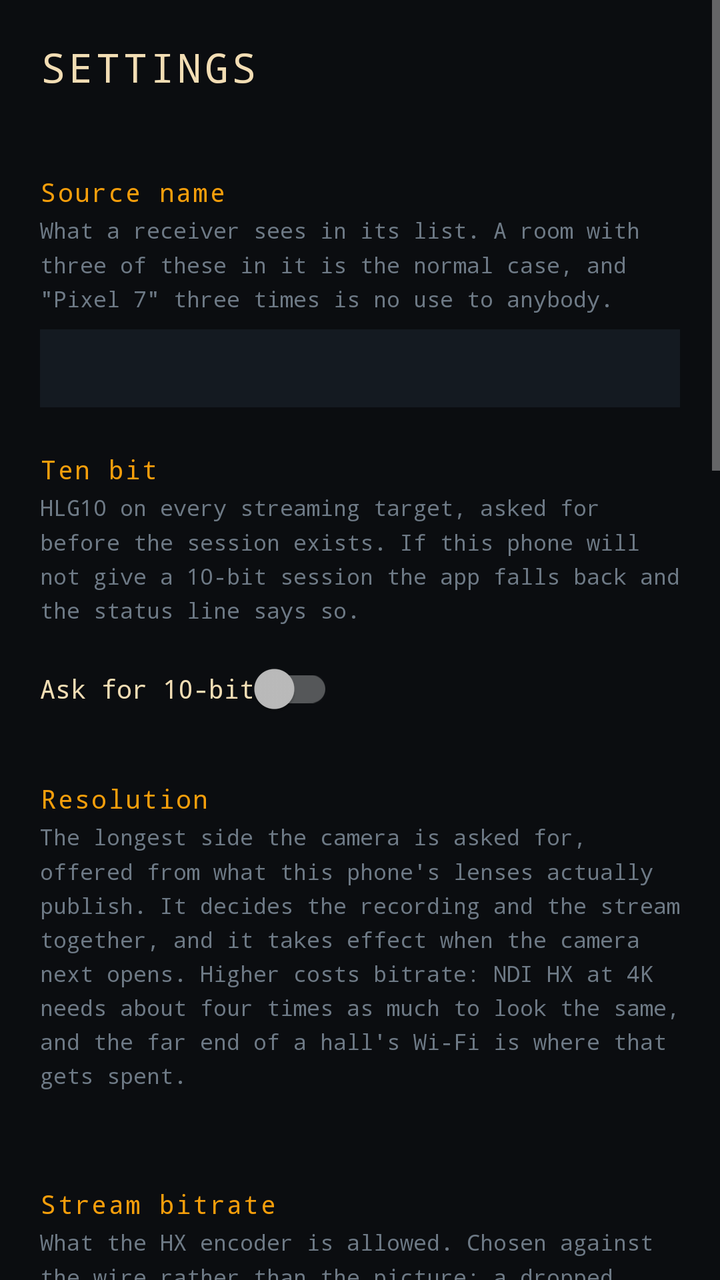
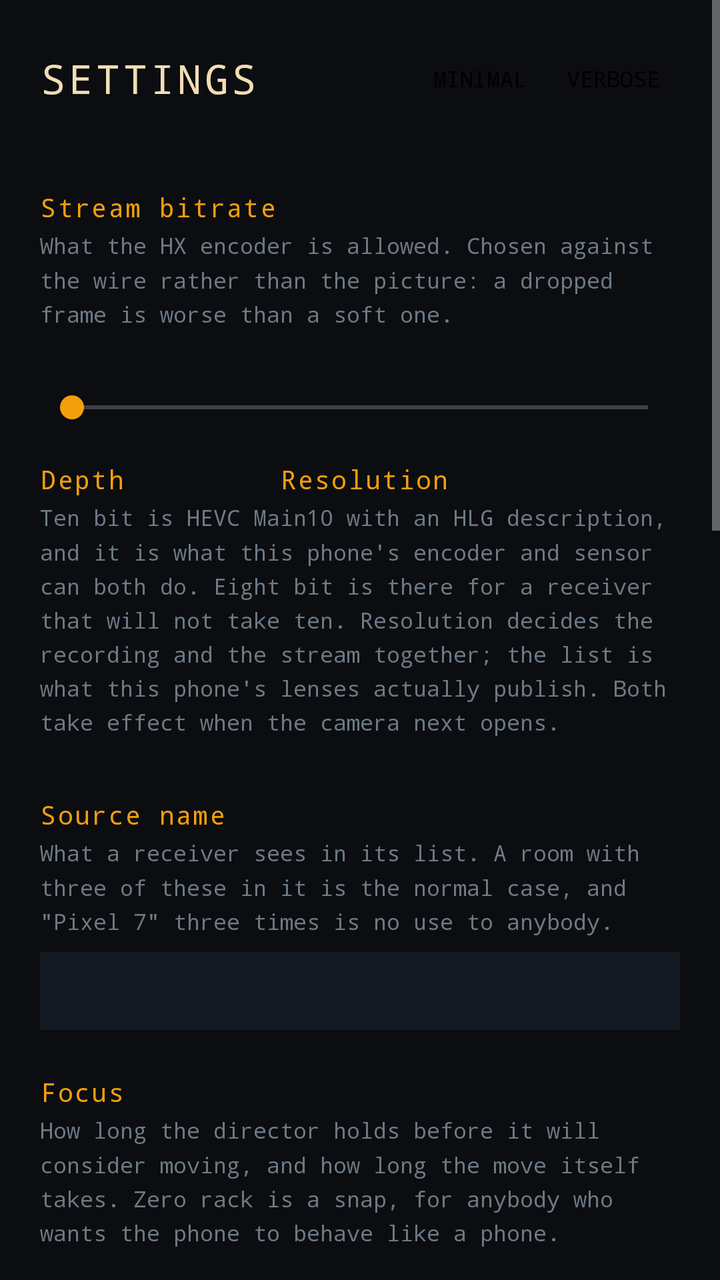

Compare the two renders of this Android layout. The source of the first and the diff that turns it into the second are given below.
<!-- AndroidManifest.xml: application theme Theme.MantraNdi -->
<!-- res/layout/activity_settings.xml -->
<?xml version="1.0" encoding="utf-8"?>
<ScrollView xmlns:android="http://schemas.android.com/apk/res/android"
    android:layout_width="match_parent"
    android:layout_height="match_parent"
    android:background="@color/ink"
    android:fitsSystemWindows="true"
    android:clipToPadding="false"
    android:fillViewport="true">

    <LinearLayout
        android:layout_width="match_parent"
        android:layout_height="wrap_content"
        android:orientation="vertical"
        android:padding="20dp">

        <TextView
            android:layout_width="match_parent"
            android:layout_height="wrap_content"
            android:text="@string/settings"
            android:textColor="@color/sand"
            android:textSize="20sp"
            android:fontFamily="monospace"
            android:letterSpacing="0.08"
            android:paddingBottom="18dp" />

        
        <TextView style="@style/MantraLabel" android:text="@string/source_name" />
        <TextView style="@style/MantraHint" android:text="@string/source_name_hint" />
        <EditText
            android:id="@+id/sourceName"
            android:layout_width="match_parent"
            android:layout_height="wrap_content"
            android:inputType="text"
            android:maxLines="1"
            android:textColor="@color/sand"
            android:textColorHint="@color/quiet"
            android:fontFamily="monospace"
            android:textSize="14sp"
            android:autofillHints="name"
            android:background="@color/surface"
            android:padding="10dp" />

        
        <TextView style="@style/MantraLabel" android:text="@string/ten_bit" />
        <TextView style="@style/MantraHint" android:text="@string/ten_bit_hint" />
        
        <androidx.appcompat.widget.SwitchCompat
            android:id="@+id/tenBit"
            android:layout_width="wrap_content"
            android:layout_height="wrap_content"
            android:text="@string/ten_bit_switch"
            android:textColor="@color/sand"
            android:fontFamily="monospace"
            android:textSize="13sp"
            android:showText="false"
            android:textOn="@string/on"
            android:textOff="@string/off" />

        
        <TextView style="@style/MantraLabel" android:text="@string/resolution" />
        <TextView style="@style/MantraHint" android:text="@string/resolution_hint" />
        <RadioGroup
            android:id="@+id/resolution"
            android:layout_width="match_parent"
            android:layout_height="wrap_content"
            android:orientation="horizontal"
            android:layout_marginBottom="18dp" />

        <TextView style="@style/MantraLabel" android:text="@string/bitrate" />
        <TextView style="@style/MantraHint" android:text="@string/bitrate_hint" />
        <TextView
            android:id="@+id/bitRateValue"
            style="@style/MantraValue" />
        <SeekBar
            android:id="@+id/bitRate"
            android:layout_width="match_parent"
            android:layout_height="wrap_content"
            android:max="48" />

        
        <TextView style="@style/MantraLabel" android:text="@string/focus" />
        <TextView style="@style/MantraHint" android:text="@string/focus_hint" />
        <TextView android:id="@+id/holdValue" style="@style/MantraValue" />
        <SeekBar
            android:id="@+id/hold"
            android:layout_width="match_parent"
            android:layout_height="wrap_content"
            android:max="100" />
        <TextView android:id="@+id/rackValue" style="@style/MantraValue" />
        <SeekBar
            android:id="@+id/rack"
            android:layout_width="match_parent"
            android:layout_height="wrap_content"
            android:max="100" />

        
        <TextView style="@style/MantraLabel" android:text="@string/peaking" />
        <TextView style="@style/MantraHint" android:text="@string/peaking_hint" />
        <TextView android:id="@+id/peakValue" style="@style/MantraValue" />
        <SeekBar
            android:id="@+id/peak"
            android:layout_width="match_parent"
            android:layout_height="wrap_content"
            android:max="100" />
        <RadioGroup
            android:id="@+id/peakColour"
            android:layout_width="match_parent"
            android:layout_height="wrap_content"
            android:orientation="horizontal"
            android:paddingTop="6dp" />

        
        <TextView style="@style/MantraLabel" android:text="@string/usb" />
        <TextView style="@style/MantraHint" android:text="@string/usb_hint" />
        <TextView
            android:id="@+id/usbState"
            style="@style/MantraValue"
            android:lineSpacingMultiplier="1.35"
            android:paddingBottom="8dp" />
        <Button
            android:id="@+id/usbSettings"
            style="@style/MantraKey"
            android:layout_width="match_parent"
            android:text="@string/usb_open" />
        <TextView style="@style/MantraHint" android:text="@string/usb_webcam" />

        
        <TextView style="@style/MantraLabel" android:text="@string/trace" />
        <TextView style="@style/MantraHint" android:text="@string/trace_hint" />
        <Button
            android:id="@+id/exportTrace"
            style="@style/MantraKey"
            android:layout_width="match_parent"
            android:text="@string/export_trace" />

        
        <View
            android:layout_width="match_parent"
            android:layout_height="1dp"
            android:layout_marginTop="24dp"
            android:layout_marginBottom="14dp"
            android:background="@color/slate" />

        <TextView
            android:id="@+id/about"
            android:layout_width="match_parent"
            android:layout_height="wrap_content"
            android:fontFamily="monospace"
            android:textSize="11sp"
            android:lineSpacingMultiplier="1.35"
            android:textColor="@color/quiet"
            android:text="@string/ndi_mark" />

        <TextView
            android:id="@+id/version"
            android:layout_width="match_parent"
            android:layout_height="wrap_content"
            android:fontFamily="monospace"
            android:textSize="11sp"
            android:paddingTop="8dp"
            android:paddingBottom="20dp"
            android:textColor="@color/quiet" />
    </LinearLayout>
</ScrollView>
<!-- resources referenced by this layout -->
<resources>
  <color name="ink">#0B0D10</color>
  <color name="quiet">#6E7A86</color>
  <color name="sand">#F2DDB4</color>
  <color name="slate">#23303D</color>
  <color name="surface">#141A21</color>
  <string name="bitrate">Stream bitrate</string>
  <string name="bitrate_hint">What the HX encoder is allowed. Chosen against the wire rather than the picture: a dropped frame is worse than a soft one.</string>
  <string name="export_trace">Export the trace to Downloads</string>
  <string name="focus">Focus</string>
  <string name="focus_hint">How long the director holds before it will consider moving, and how long the move itself takes. Zero rack is a snap, for anybody who wants the phone to behave like a phone.</string>
  <string name="ndi_mark">Powered by NDI®  ·  ndi.video  ·  a registered trademark of Vizrt NDI AB</string>
  <string name="off">off</string>
  <string name="on">on</string>
  <string name="peaking">Peaking</string>
  <string name="peaking_hint">How faint an edge still counts, and what colour to mark it. Monitor only; none of it reaches the stream.</string>
  <string name="resolution">Resolution</string>
  <string name="resolution_hint">The longest side the camera is asked for, offered from what this phone\'s lenses actually publish. It decides the recording and the stream together, and it takes effect when the camera next opens. Higher costs bitrate: NDI HX at 4K needs about four times as much to look the same, and the far end of a hall\'s Wi-Fi is where that gets spent.</string>
  <string name="settings">SETTINGS</string>
  <string name="source_name">Source name</string>
  <string name="source_name_hint">What a receiver sees in its list. A room with three of these in it is the normal case, and \"Pixel 7\" three times is no use to anybody.</string>
  <string name="ten_bit">Ten bit</string>
  <string name="ten_bit_hint">HLG10 on every streaming target, asked for before the session exists. If this phone will not give a 10-bit session the app falls back and the status line says so.</string>
  <string name="ten_bit_switch">Ask for 10-bit</string>
  <string name="trace">The trace</string>
  <string name="trace_hint">Every step, every control change and every refusal, written as it happens. This is the only instrument that reaches a phone with no cable attached.</string>
  <string name="usb">Streaming down the cable</string>
  <string name="usb_hint">Turn USB tethering on and the phone becomes a network interface on the computer — a private link at USB speed, with none of a hall\'s Wi-Fi in the way. Full NDI at 1080p is about 125 Mbit/s, which a cable carries without noticing and a shared access point does not.</string>
  <string name="usb_open">Open the phone\'s tethering settings</string>
  <string name="usb_webcam">This app cannot be the phone\'s \"Webcam\" USB option, and no third-party app can be: that is a system app, and presenting the phone as a UVC camera needs a privileged permission with no public API behind it. It would also be a step down — UVC is 1080p30 of 8-bit YUV, and this app already makes 10-bit HEVC. The cable is worth having for its bandwidth, not for its protocol.</string>
  <style name="MantraValue">
          <item name="android:layout_width">match_parent</item>
          <item name="android:layout_height">wrap_content</item>
          <item name="android:paddingTop">6dp</item>
          <item name="android:textColor">@color/sand</item>
          <item name="android:fontFamily">monospace</item>
          <item name="android:textSize">12sp</item>
      </style>
  <style name="Theme.MantraNdi" parent="Theme.MaterialComponents.NoActionBar">
          <item name="colorPrimary">@color/amber</item>
          <item name="colorAccent">@color/amber</item>
          <item name="android:windowBackground">@color/ink</item>
      </style>
  <color name="amber">#F59E0B</color>
  <!-- unchanged entries left out for length: 3 -->
</resources>

<!-- the commit's change to res/layout/activity_settings.xml (unified diff, before → after) -->
@@ -13,19 +13,112 @@
         android:orientation="vertical"
         android:padding="20dp">
 
-        <TextView
-            android:layout_width="match_parent"
-            android:layout_height="wrap_content"
-            android:text="@string/settings"
-            android:textColor="@color/sand"
-            android:textSize="20sp"
-            android:fontFamily="monospace"
-            android:letterSpacing="0.08"
-            android:paddingBottom="18dp" />
+        
+        <LinearLayout
+            android:layout_width="match_parent"
+            android:layout_height="wrap_content"
+            android:orientation="horizontal"
+            android:gravity="center_vertical"
+            android:paddingBottom="14dp">
+
+            <TextView
+                android:layout_width="0dp"
+                android:layout_height="wrap_content"
+                android:layout_weight="1"
+                android:text="@string/settings"
+                android:textColor="@color/sand"
+                android:textSize="20sp"
+                android:fontFamily="monospace"
+                android:letterSpacing="0.08" />
+
+            <Button
+                android:id="@+id/minimal"
+                style="?android:attr/borderlessButtonStyle"
+                android:layout_width="wrap_content"
+                android:layout_height="wrap_content"
+                android:minWidth="0dp"
+                android:minHeight="0dp"
+                android:paddingStart="10dp"
+                android:paddingEnd="10dp"
+                android:paddingTop="6dp"
+                android:paddingBottom="6dp"
+                android:text="@string/minimal"
+                android:textSize="11sp"
+                android:fontFamily="monospace" />
+
+            <Button
+                android:id="@+id/verbose"
+                style="?android:attr/borderlessButtonStyle"
+                android:layout_width="wrap_content"
+                android:layout_height="wrap_content"
+                android:minWidth="0dp"
+                android:minHeight="0dp"
+                android:paddingStart="10dp"
+                android:paddingEnd="10dp"
+                android:paddingTop="6dp"
+                android:paddingBottom="6dp"
+                android:text="@string/verbose"
+                android:textSize="11sp"
+                android:fontFamily="monospace" />
+        </LinearLayout>
+
+        
+        <TextView style="@style/MantraLabel" android:text="@string/bitrate" />
+        <TextView android:tag="hint" style="@style/MantraHint" android:text="@string/bitrate_hint" />
+        <TextView
+            android:id="@+id/bitRateValue"
+            style="@style/MantraValue" />
+        <SeekBar
+            android:id="@+id/bitRate"
+            android:layout_width="match_parent"
+            android:layout_height="wrap_content"
+            android:max="48" />
+
+        
+        <LinearLayout
+            android:layout_width="match_parent"
+            android:layout_height="wrap_content"
+            android:orientation="horizontal"
+            android:baselineAligned="false"
+            android:paddingTop="18dp">
+
+            <LinearLayout
+                android:layout_width="0dp"
+                android:layout_height="wrap_content"
+                android:layout_weight="3"
+                android:orientation="vertical">
+                <TextView style="@style/MantraLabel"
+                    android:paddingTop="0dp"
+                    android:text="@string/depth" />
+                <RadioGroup
+                    android:id="@+id/depth"
+                    android:layout_width="wrap_content"
+                    android:layout_height="wrap_content"
+                    android:orientation="horizontal" />
+            </LinearLayout>
+
+            <LinearLayout
+                android:layout_width="0dp"
+                android:layout_height="wrap_content"
+                android:layout_weight="5"
+                android:orientation="vertical">
+                <TextView style="@style/MantraLabel"
+                    android:paddingTop="0dp"
+                    android:text="@string/resolution" />
+                <RadioGroup
+                    android:id="@+id/resolution"
+                    android:layout_width="wrap_content"
+                    android:layout_height="wrap_content"
+                    android:orientation="horizontal" />
+            </LinearLayout>
+        </LinearLayout>
+
+        <TextView android:tag="hint" style="@style/MantraHint"
+            android:text="@string/depth_hint" />
 
         
         <TextView style="@style/MantraLabel" android:text="@string/source_name" />
-        <TextView style="@style/MantraHint" android:text="@string/source_name_hint" />
+        <TextView android:tag="hint" style="@style/MantraHint" android:text="@string/source_name_hint" />
         <EditText
             android:id="@+id/sourceName"
             android:layout_width="match_parent"
@@ -40,46 +133,14 @@
             android:background="@color/surface"
             android:padding="10dp" />
 
-        
-        <TextView style="@style/MantraLabel" android:text="@string/ten_bit" />
-        <TextView style="@style/MantraHint" android:text="@string/ten_bit_hint" />
-        
-        <androidx.appcompat.widget.SwitchCompat
-            android:id="@+id/tenBit"
-            android:layout_width="wrap_content"
-            android:layout_height="wrap_content"
-            android:text="@string/ten_bit_switch"
-            android:textColor="@color/sand"
-            android:fontFamily="monospace"
-            android:textSize="13sp"
-            android:showText="false"
-            android:textOn="@string/on"
-            android:textOff="@string/off" />
-
-        
-        <TextView style="@style/MantraLabel" android:text="@string/resolution" />
-        <TextView style="@style/MantraHint" android:text="@string/resolution_hint" />
-        <RadioGroup
-            android:id="@+id/resolution"
-            android:layout_width="match_parent"
-            android:layout_height="wrap_content"
-            android:orientation="horizontal"
-            android:layout_marginBottom="18dp" />
-
-        <TextView style="@style/MantraLabel" android:text="@string/bitrate" />
-        <TextView style="@style/MantraHint" android:text="@string/bitrate_hint" />
-        <TextView
-            android:id="@+id/bitRateValue"
-            style="@style/MantraValue" />
-        <SeekBar
-            android:id="@+id/bitRate"
-            android:layout_width="match_parent"
-            android:layout_height="wrap_content"
-            android:max="48" />
+
+
+        
+
 
         
         <TextView style="@style/MantraLabel" android:text="@string/focus" />
-        <TextView style="@style/MantraHint" android:text="@string/focus_hint" />
+        <TextView android:tag="hint" style="@style/MantraHint" android:text="@string/focus_hint" />
         <TextView android:id="@+id/holdValue" style="@style/MantraValue" />
         <SeekBar
             android:id="@+id/hold"
@@ -95,7 +156,7 @@
 
         
         <TextView style="@style/MantraLabel" android:text="@string/peaking" />
-        <TextView style="@style/MantraHint" android:text="@string/peaking_hint" />
+        <TextView android:tag="hint" style="@style/MantraHint" android:text="@string/peaking_hint" />
         <TextView android:id="@+id/peakValue" style="@style/MantraValue" />
         <SeekBar
             android:id="@+id/peak"
@@ -111,7 +172,7 @@
 
         
         <TextView style="@style/MantraLabel" android:text="@string/usb" />
-        <TextView style="@style/MantraHint" android:text="@string/usb_hint" />
+        <TextView android:tag="hint" style="@style/MantraHint" android:text="@string/usb_hint" />
         <TextView
             android:id="@+id/usbState"
             style="@style/MantraValue"
@@ -122,11 +183,11 @@
             style="@style/MantraKey"
             android:layout_width="match_parent"
             android:text="@string/usb_open" />
-        <TextView style="@style/MantraHint" android:text="@string/usb_webcam" />
+        <TextView android:tag="hint" style="@style/MantraHint" android:text="@string/usb_webcam" />
 
         
         <TextView style="@style/MantraLabel" android:text="@string/trace" />
-        <TextView style="@style/MantraHint" android:text="@string/trace_hint" />
+        <TextView android:tag="hint" style="@style/MantraHint" android:text="@string/trace_hint" />
         <Button
             android:id="@+id/exportTrace"
             style="@style/MantraKey"
<!-- resource entries referenced after the edit -->
@@ -7,28 +7,26 @@
   <color name="surface">#141A21</color>
   <string name="bitrate">Stream bitrate</string>
   <string name="bitrate_hint">What the HX encoder is allowed. Chosen against the wire rather than the picture: a dropped frame is worse than a soft one.</string>
+  <string name="depth">Depth</string>
+  <string name="depth_hint">Ten bit is HEVC Main10 with an HLG description, and it is what this phone\'s encoder and sensor can both do. Eight bit is there for a receiver that will not take ten. Resolution decides the recording and the stream together; the list is what this phone\'s lenses actually publish. Both take effect when the camera next opens.</string>
   <string name="export_trace">Export the trace to Downloads</string>
   <string name="focus">Focus</string>
   <string name="focus_hint">How long the director holds before it will consider moving, and how long the move itself takes. Zero rack is a snap, for anybody who wants the phone to behave like a phone.</string>
+  <string name="minimal">MINIMAL</string>
   <string name="ndi_mark">Powered by NDI®  ·  ndi.video  ·  a registered trademark of Vizrt NDI AB</string>
-  <string name="off">off</string>
-  <string name="on">on</string>
   <string name="peaking">Peaking</string>
   <string name="peaking_hint">How faint an edge still counts, and what colour to mark it. Monitor only; none of it reaches the stream.</string>
   <string name="resolution">Resolution</string>
-  <string name="resolution_hint">The longest side the camera is asked for, offered from what this phone\'s lenses actually publish. It decides the recording and the stream together, and it takes effect when the camera next opens. Higher costs bitrate: NDI HX at 4K needs about four times as much to look the same, and the far end of a hall\'s Wi-Fi is where that gets spent.</string>
   <string name="settings">SETTINGS</string>
   <string name="source_name">Source name</string>
   <string name="source_name_hint">What a receiver sees in its list. A room with three of these in it is the normal case, and \"Pixel 7\" three times is no use to anybody.</string>
-  <string name="ten_bit">Ten bit</string>
-  <string name="ten_bit_hint">HLG10 on every streaming target, asked for before the session exists. If this phone will not give a 10-bit session the app falls back and the status line says so.</string>
-  <string name="ten_bit_switch">Ask for 10-bit</string>
   <string name="trace">The trace</string>
   <string name="trace_hint">Every step, every control change and every refusal, written as it happens. This is the only instrument that reaches a phone with no cable attached.</string>
   <string name="usb">Streaming down the cable</string>
   <string name="usb_hint">Turn USB tethering on and the phone becomes a network interface on the computer — a private link at USB speed, with none of a hall\'s Wi-Fi in the way. Full NDI at 1080p is about 125 Mbit/s, which a cable carries without noticing and a shared access point does not.</string>
   <string name="usb_open">Open the phone\'s tethering settings</string>
   <string name="usb_webcam">This app cannot be the phone\'s \"Webcam\" USB option, and no third-party app can be: that is a system app, and presenting the phone as a UVC camera needs a privileged permission with no public API behind it. It would also be a step down — UVC is 1080p30 of 8-bit YUV, and this app already makes 10-bit HEVC. The cable is worth having for its bandwidth, not for its protocol.</string>
+  <string name="verbose">VERBOSE</string>
   <style name="MantraValue">
           <item name="android:layout_width">match_parent</item>
           <item name="android:layout_height">wrap_content</item>
